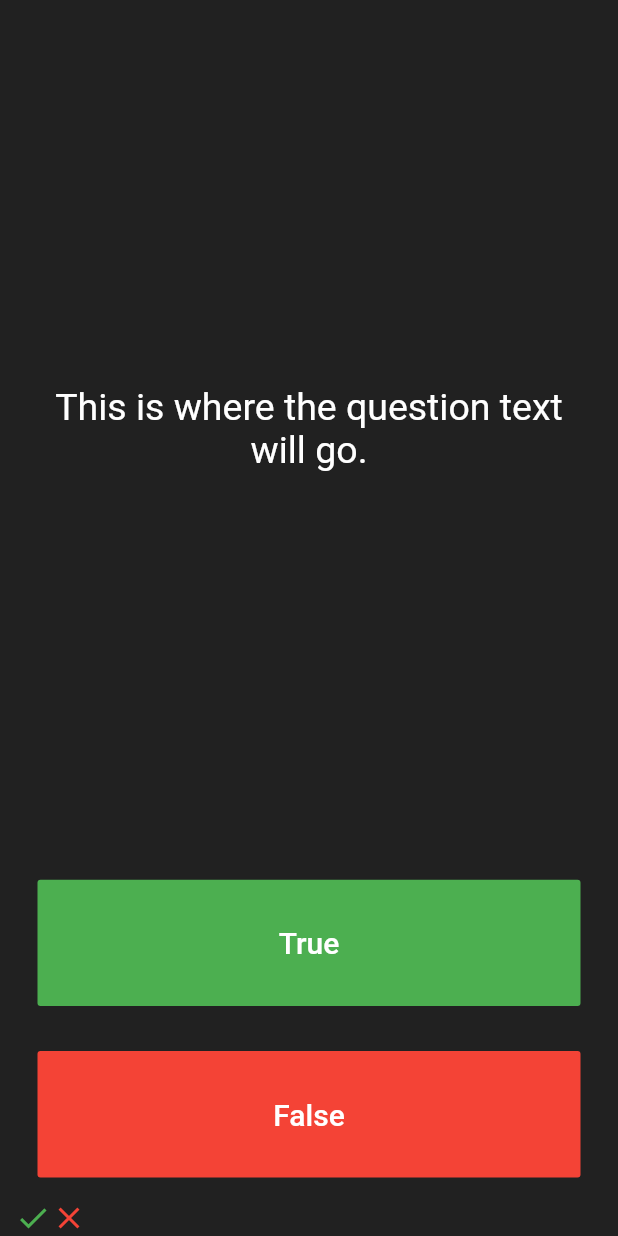
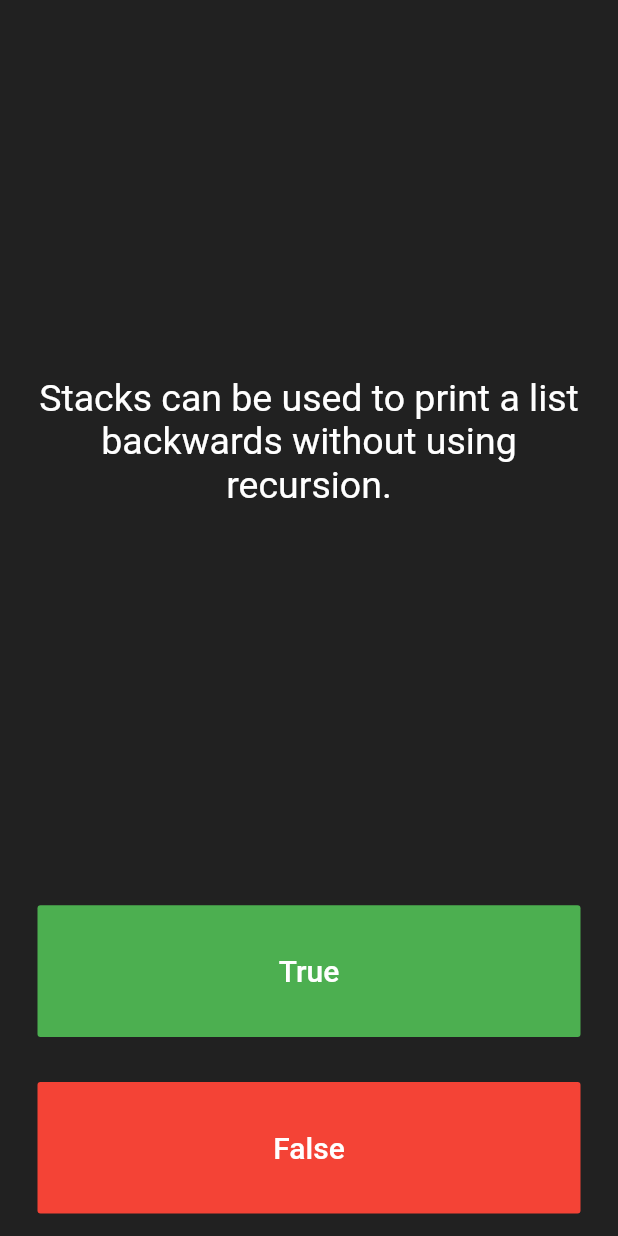
Before and after one commit to RahulMahesh62/StructData-A-flutter-game-for-CS-Geeks, a Flutter app: the screen it shows after launch, after a tap on "True", after a tap on "False", on a phone screen of 412 x 824 dp. Run offline on Flutter 3.47's test engine with Material 2 defaults, Android fonts, the phone set to English and light mode, and no system bars.

Commit message:
Update main.dart

```diff
--- a/lib/main.dart
+++ b/lib/main.dart
@@ -29,6 +29,34 @@ class _QuizPageState extends State<QuizPage> {
 
   List<Icon> scoree = [];
 
+  List<String> questions = [
+    'A stack is called a LIFO data structure.',
+    'An array is a random access data structure; a stack is not.',
+    'Stacks can be used to print a list backwards without using recursion.',
+    'You cannot write a recursive algorithm to implement a sequential search algorithm.',
+    'To access the fifth element in a list, we must first traverse the first four elements.',
+    'The recursive algorithm must have three or more base cases.',
+    'A function that calls itself is an iterative function.',
+    'A queue cannot be implemented using in an array.',
+    'Every node in a linked list has two components: one to store the relevant information and one to store the address.T',
+    'Building a linked list backwards places the new item to be added at the end of the linked list.',
+  ];
+
+  List<bool> answers = [
+    true,
+    true,
+    true,
+    false,
+    true,
+    false,
+    false,
+    false,
+    true,
+    false,
+  ];
+
+  int questionn=0;
+
   @override
   Widget build(BuildContext context) {
     return Column(
@@ -41,7 +69,7 @@ class _QuizPageState extends State<QuizPage> {
             padding: EdgeInsets.all(10.0),
             child: Center(
               child: Text(
-                'This is where the question text will go.',
+                questions[questionn],
                 textAlign: TextAlign.center,
                 style: TextStyle(
                   fontSize: 25.0,
@@ -65,13 +93,15 @@ class _QuizPageState extends State<QuizPage> {
                 ),
               ),
               onPressed: () {
+                bool correctAns = answers[questionn];
+                if(correctAns==true){
+                  print('right');
+                }
+                else{
+                  print('false');
+                }
                 setState(() {
-                  scoree.add(
-                    Icon(
-                      Icons.check,
-                    color: Colors.green,
-                  ),
-                  );
+                  questionn++;
                 });
               },
             ),
@@ -90,13 +120,15 @@ class _QuizPageState extends State<QuizPage> {
                 ),
               ),
               onPressed: () {
+                bool correctAns = answers[questionn];
+                if(correctAns==false){
+                  print('right');
+                }
+                else{
+                  print('false');
+                }
                 setState(() {
-                  scoree.add(
-                    Icon(
-                      Icons.close,
-                    color: Colors.red,
-                  ),
-                  );
+                  questionn++;
                 });
               },
             ),
```
